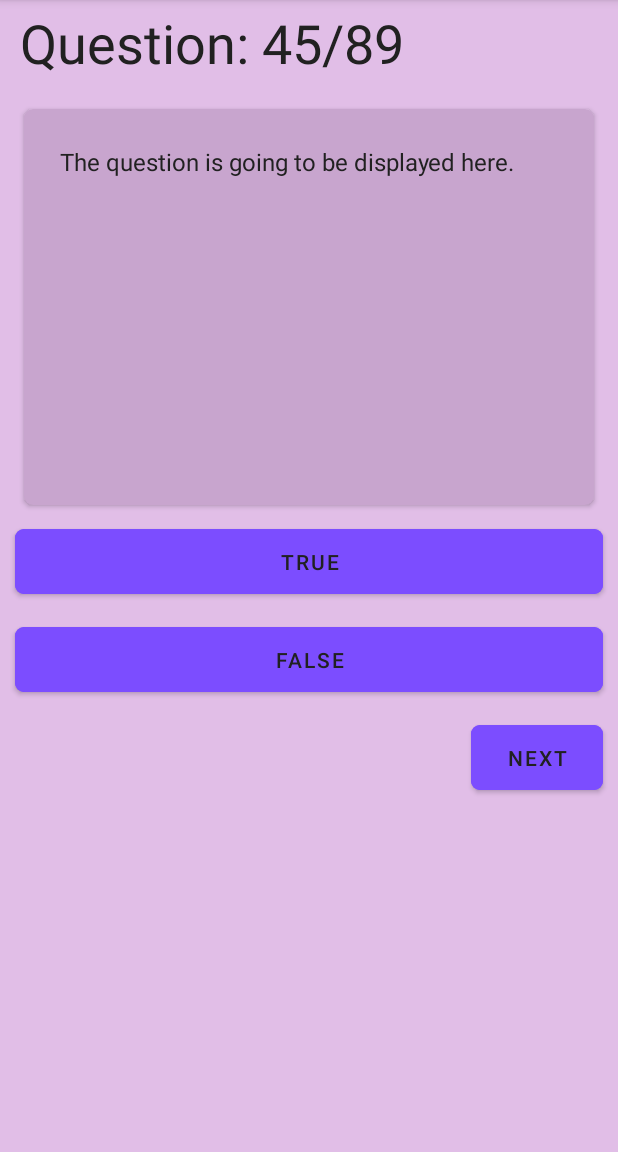
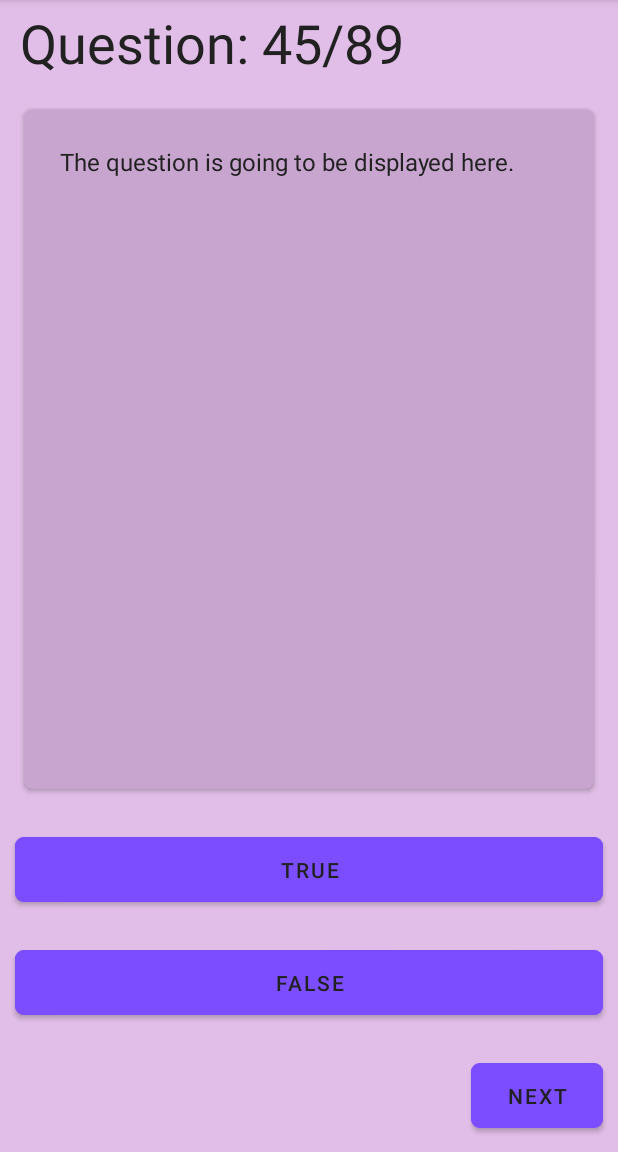
Before and after one commit to ghaziAlig/projectTrivia, an Android app: the screen it shows after launch (MainActivity), on a phone screen of 412 x 824 dp, the part 84-1236 px from its top. Run offline under Robolectric (Android 15) with nearby library versions, the phone set to English and light mode, and no system bars; our stand-ins replace Volley, data binding; network calls fail; Roboto replaces fonts that are not available here.

Commit message:
New Constraints added which utilize the full screen of the device.

```diff
--- a/app/src/main/res/layout/activity_main.xml
+++ b/app/src/main/res/layout/activity_main.xml
@@ -30,13 +30,15 @@
         <androidx.cardview.widget.CardView
             android:id="@+id/cardView"
             android:layout_width="0dp"
-            android:layout_height="264dp"
+            android:layout_height="0dp"
             android:layout_marginStart="16dp"
             android:layout_marginTop="20dp"
             android:layout_marginEnd="16dp"
+            android:layout_marginBottom="16dp"
             android:backgroundTint="@color/primary_light_dark"
             android:elevation="12dp"
             app:cardCornerRadius="6dp"
+            app:layout_constraintBottom_toTopOf="@+id/buttonTrue"
             app:layout_constraintEnd_toEndOf="parent"
             app:layout_constraintStart_toStartOf="parent"
             app:layout_constraintTop_toBottomOf="@+id/textViewOutOf">
@@ -57,11 +59,15 @@
             style="@style/ButtonStyle"
             android:layout_width="0dp"
             android:layout_marginStart="16dp"
+            android:layout_marginTop="16dp"
             android:layout_marginEnd="16dp"
+            android:layout_marginBottom="16dp"
             android:text="@string/true_button"
+            app:layout_constraintBottom_toTopOf="@+id/buttonFalse"
             app:layout_constraintEnd_toEndOf="parent"
             app:layout_constraintStart_toStartOf="parent"
-            app:layout_constraintTop_toBottomOf="@+id/cardView" />
+            app:layout_constraintTop_toBottomOf="@+id/cardView"
+            tools:ignore="TextContrastCheck" />
 
         <Button
             android:id="@+id/buttonFalse"
@@ -69,13 +75,16 @@
             android:layout_width="0dp"
             android:layout_height="55dp"
             android:layout_marginStart="16dp"
-            android:layout_marginTop="8dp"
+            android:layout_marginTop="16dp"
             android:layout_marginEnd="16dp"
+            android:layout_marginBottom="16dp"
             android:text="@string/false_button"
+            app:layout_constraintBottom_toTopOf="@+id/buttonNext"
             app:layout_constraintEnd_toEndOf="parent"
             app:layout_constraintHorizontal_bias="0.842"
             app:layout_constraintStart_toStartOf="parent"
-            app:layout_constraintTop_toBottomOf="@+id/buttonTrue" />
+            app:layout_constraintTop_toBottomOf="@+id/buttonTrue"
+            tools:ignore="TextContrastCheck" />
 
         <Button
             android:id="@+id/buttonNext"
@@ -84,12 +93,14 @@
             android:layout_height="55dp"
             android:layout_marginTop="8dp"
             android:layout_marginEnd="16dp"
+            android:layout_marginBottom="24dp"
             android:text="@string/next_button"
             app:layout_constraintBottom_toBottomOf="parent"
             app:layout_constraintEnd_toEndOf="parent"
             app:layout_constraintHorizontal_bias="1.0"
             app:layout_constraintStart_toStartOf="parent"
             app:layout_constraintTop_toBottomOf="@+id/buttonFalse"
-            app:layout_constraintVertical_bias="0.0" />
+            app:layout_constraintVertical_bias="0.0"
+            tools:ignore="TextContrastCheck" />
     </androidx.constraintlayout.widget.ConstraintLayout>
 </layout>
```
